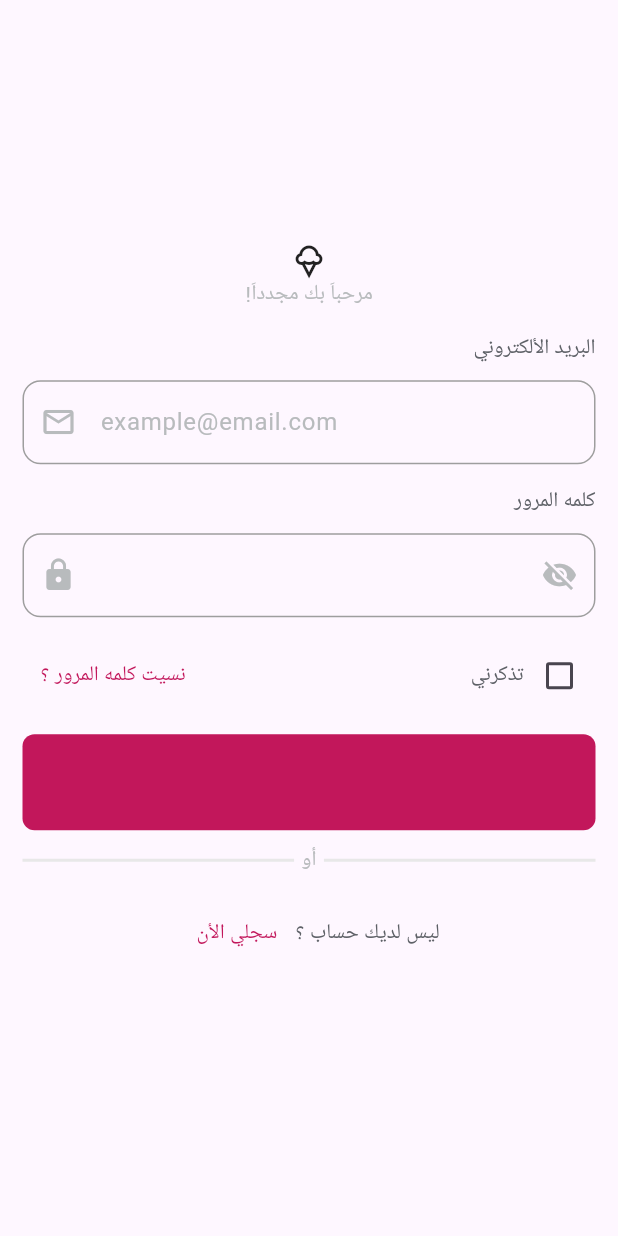
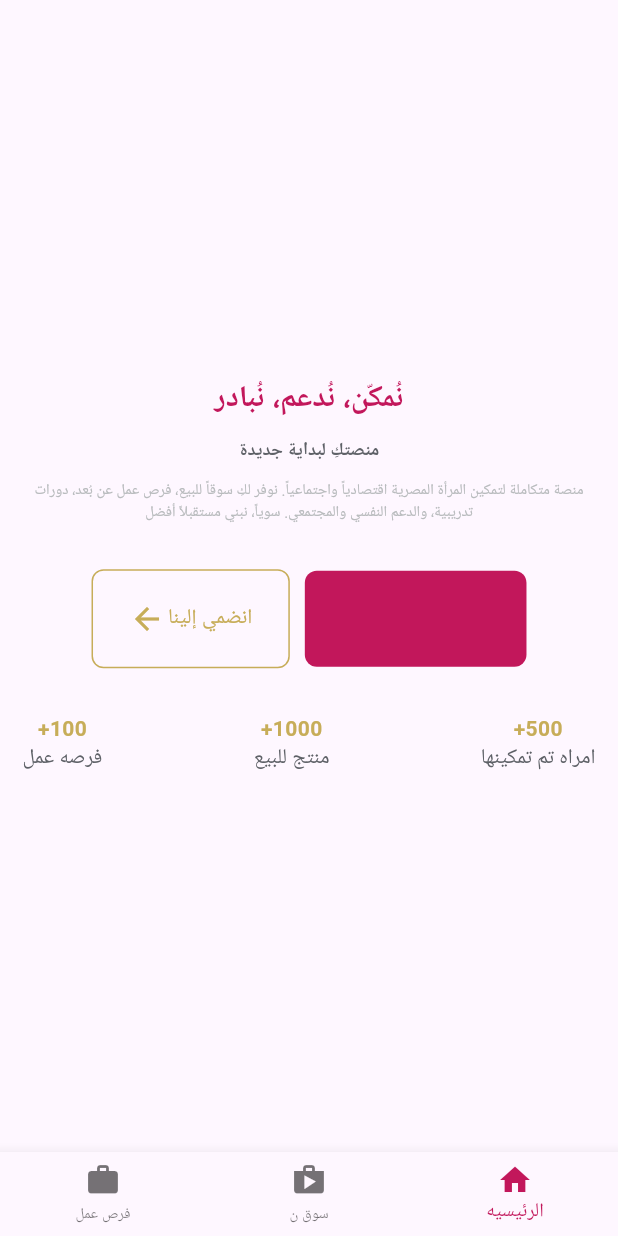
Before and after one commit to Said1221/Graduation_Project_2026, a Flutter app: the screen it shows after launch, on a phone screen of 412 x 824 dp. Run offline on Flutter 3.47's test engine with Material 3 defaults, Android fonts, the phone set to English and light mode, and no system bars; our stand-ins replace device_preview, flutter_bloc, google_fonts, hexcolor; Roboto replaces fonts that are missing (Cairo).

Commit message:
home , shop screens

```diff
--- a/lib/core/theme/theme_data.dart
+++ b/lib/core/theme/theme_data.dart
@@ -10,6 +10,7 @@ class ThemeFonts{
   final TextStyle gray2 = GoogleFonts.cairo(color: HexColor('#e8e8e8'));
   final TextStyle black = GoogleFonts.cairo(color: HexColor('#5e6167'));
   final TextStyle white = GoogleFonts.cairo(color: HexColor('#ffff'));
+  final TextStyle yellow = GoogleFonts.cairo(color: HexColor('#c7ad59'));
 }
 
 class ThemeColors{
@@ -18,4 +19,6 @@ class ThemeColors{
   final Color gray2 = HexColor('#e8e8e8');
   final Color black = HexColor('#5e6167');
   final Color white = HexColor('#ffff');
+  final Color yellow = HexColor('#c7ad59');
+  final Color grayBackground = HexColor('#f9fafb');
 }
--- /dev/null
+++ b/lib/home_layout.dart
@@ -0,0 +1,51 @@
+import 'package:flutter/material.dart';
+import 'package:flutter_bloc/flutter_bloc.dart';
+import 'package:graduation_project_2026/core/theme/theme_data.dart';
+import 'package:graduation_project_2026/viewModel/cubit.dart';
+import 'package:graduation_project_2026/viewState/state.dart';
+
+class homeLayout extends StatelessWidget {
+  const homeLayout({super.key});
+
+  @override
+  Widget build(BuildContext context) {
+    return BlocProvider(
+      create: (BuildContext) => AppCubit(),
+      child: BlocConsumer<AppCubit, AppState>(
+        listener: (BuildContext context, AppState state) {},
+        builder: (BuildContext context, AppState state) {
+          AppCubit cubit = AppCubit.get(context);
+          return Scaffold(
+            body: cubit.Screens[cubit.currentIndex],
+            bottomNavigationBar: BottomNavigationBar(
+              selectedItemColor: ThemeColors().red,
+              selectedLabelStyle: ThemeFonts().gray,
+              unselectedLabelStyle: ThemeFonts().black,
+
+
+              currentIndex: cubit.currentIndex,
+              selectedFontSize: 13,
+              unselectedFontSize: 10,
+
+              onTap: (index) {
+                cubit.changeNavBar(index);
+              },
+
+              items: [
+                BottomNavigationBarItem(
+                  icon: Icon(Icons.work),
+                  label: 'فرص عمل',
+                ),
+                BottomNavigationBarItem(icon: Icon(Icons.shop), label: 'سوق ن'),
+                BottomNavigationBarItem(
+                  icon: Icon(Icons.home),
+                  label: 'الرئيسيه',
+                ),
+              ],
+            ),
+          );
+        },
+      ),
+    );
+  }
+}
--- a/lib/main.dart
+++ b/lib/main.dart
@@ -1,5 +1,6 @@
 import 'package:device_preview/device_preview.dart';
 import 'package:flutter/material.dart';
+import 'package:graduation_project_2026/home_layout.dart';
 import 'package:graduation_project_2026/view/login_screen.dart';
 
 void main() {
@@ -20,7 +21,7 @@ class MyApp extends StatelessWidget {
   @override
   Widget build(BuildContext context) {
     return MaterialApp(
-      home: loginScreen(),
+      home: homeLayout(),
       debugShowCheckedModeBanner: false,
     );
   }
--- /dev/null
+++ b/lib/view/home_screen.dart
@@ -0,0 +1,162 @@
+import 'package:flutter/material.dart';
+
+import '../core/theme/theme_data.dart';
+
+class homeScreen extends StatelessWidget {
+  const homeScreen({super.key});
+
+  @override
+  Widget build(BuildContext context) {
+    return Scaffold(
+      body: Container(
+        height: double.infinity,
+        width: double.infinity,
+        // decoration: BoxDecoration(
+        //   image:DecorationImage(
+        //       image: AssetImage('assets/plant.jpg'),
+        //     fit: BoxFit.cover,
+        //     colorFilter:ColorFilter.mode(
+        //       Colors.black.withOpacity(0.9),
+        //       BlendMode.darken,
+        //     )
+        //   ),
+        // ),
+        child: Padding(
+          padding: const EdgeInsets.all(15.0),
+          child: Column(
+            mainAxisAlignment: MainAxisAlignment.center,
+            crossAxisAlignment: CrossAxisAlignment.center,
+            spacing: 10,
+            children: [
+              Text(
+                'نُمكّن، نُدعم، نُبادر',
+                style: ThemeFonts().red.copyWith(
+                  fontSize: 20,
+                  fontWeight: FontWeight.bold,
+                ),
+              ),
+              Text(
+                'منصتكِ لبداية جديدة',
+                style: ThemeFonts().black.copyWith(
+                  fontSize: 12,
+                  fontWeight: FontWeight.bold,
+                ),
+              ),
+              Text(
+                'منصة متكاملة لتمكين المرأة المصرية اقتصادياً واجتماعياً. نوفر لكِ سوقاً للبيع، فرص عمل عن بُعد، دورات تدريبية، والدعم النفسي والمجتمعي. سوياً، نبني مستقبلاً أفضل',
+                textAlign: TextAlign.center,
+                style: ThemeFonts().gray.copyWith(fontSize: 10),
+              ),
+
+              SizedBox(height: 10),
+
+              Row(
+                mainAxisAlignment: MainAxisAlignment.center,
+                spacing: 10,
+                children: [
+                  Container(
+                    decoration: BoxDecoration(
+                      border: Border.all(color: ThemeColors().yellow),
+                      borderRadius: BorderRadius.circular(8),
+                    ),
+                    child: Padding(
+                      padding: const EdgeInsets.all(8.0),
+                      child: MaterialButton(
+                        onPressed: () {},
+                        child: Row(
+                          spacing: 2,
+                          children: [
+                            Icon(Icons.arrow_back , color: ThemeColors().yellow,),
+                            Text('انضمي إلينا', style: ThemeFonts().yellow),
+                          ],
+                        ),
+                      ),
+                    ),
+                  ),
+                  Container(
+                    decoration: BoxDecoration(
+                      color: ThemeColors().red,
+                      borderRadius: BorderRadius.circular(8),
+                    ),
+                    child: Padding(
+                      padding: const EdgeInsets.all(8.0),
+                      child: MaterialButton(
+                        onPressed: () {},
+                        child: Row(
+                          spacing: 2,
+                          children: [
+                            Icon(Icons.arrow_back , color: ThemeColors().white,),
+                            Text('تصفحي السوق', style: ThemeFonts().white),
+                          ],
+                        ),
+                      ),
+                    ),
+                  ),
+                ],
+              ),
+
+              SizedBox(height: 10),
+
+              Row(
+                mainAxisAlignment: MainAxisAlignment.spaceBetween,
+                children: [
+                  Column(
+                    children: [
+                      TweenAnimationBuilder<double>(
+                        tween: Tween<double>(begin: 0, end: 100),
+                        duration: const Duration(seconds: 2),
+                        builder:
+                            (
+                              BuildContext context,
+                              double value,
+                              Widget? child,
+                            ) {
+                              return Text('+${value.toInt()}' , style: ThemeFonts().yellow.copyWith(fontWeight: FontWeight.bold),);
+                            },
+                      ),
+                      Text('فرصه عمل' , style: ThemeFonts().black,),
+                    ],
+                  ),
+                  Column(
+                    children: [
+                      TweenAnimationBuilder<double>(
+                        tween: Tween<double>(begin: 0, end: 1000),
+                        duration: const Duration(seconds: 2),
+                        builder:
+                            (
+                              BuildContext context,
+                              double value,
+                              Widget? child,
+                            ) {
+                              return Text('+${value.toInt()}',style: ThemeFonts().yellow.copyWith(fontWeight: FontWeight.bold),);
+                            },
+                      ),
+                      Text('منتج للبيع', style: ThemeFonts().black,),
+                    ],
+                  ),
+                  Column(
+                    children: [
+                      TweenAnimationBuilder<double>(
+                        tween: Tween<double>(begin: 0, end: 500),
+                        duration: const Duration(seconds: 2),
+                        builder:
+                            (
+                              BuildContext context,
+                              double value,
+                              Widget? child,
+                            ) {
+                              return Text('+${value.toInt()}',style: ThemeFonts().yellow.copyWith(fontWeight: FontWeight.bold),);
+                            },
+                      ),
+                      Text('امراه تم تمكينها', style: ThemeFonts().black,),
+                    ],
+                  ),
+                ],
+              ),
+            ],
+          ),
+        ),
+      ),
+    );
+  }
+}
--- /dev/null
+++ b/lib/viewModel/cubit.dart
@@ -0,0 +1,25 @@
+import 'package:flutter/material.dart';
+import 'package:flutter_bloc/flutter_bloc.dart';
+import 'package:graduation_project_2026/view/hiring.dart';
+import 'package:graduation_project_2026/view/home_screen.dart';
+import 'package:graduation_project_2026/view/shop.dart';
+import 'package:graduation_project_2026/viewState/state.dart';
+
+class AppCubit extends Cubit<AppState>{
+  AppCubit():super(AppInitialState());
+
+  static AppCubit get(context) => BlocProvider.of(context);
+
+  int currentIndex = 2;
+
+  List<Widget>Screens = [
+    hiringScreen(),
+    shopScreen(),
+    homeScreen(),
+  ];
+
+  void changeNavBar(int index) {
+    currentIndex = index;
+    emit(AppChangeNavBar());
+  }
+}
--- /dev/null
+++ b/lib/viewState/state.dart
@@ -0,0 +1,5 @@
+class AppState{}
+
+class AppInitialState extends AppState {}
+
+class AppChangeNavBar extends AppState {}
```
Also changed, not shown: lib/view/hiring.dart (added, +12 -0 lines), lib/view/shop.dart (added, +350 -0 lines), pubspec.yaml (+10 -0 lines), assets/hand_bag.png (added), assets/jam.png (added), assets/plant.jpg (added), assets/pot.png (added), assets/sofa_cloth.png (added), assets/table_cloth.png (added), pubspec.lock.
